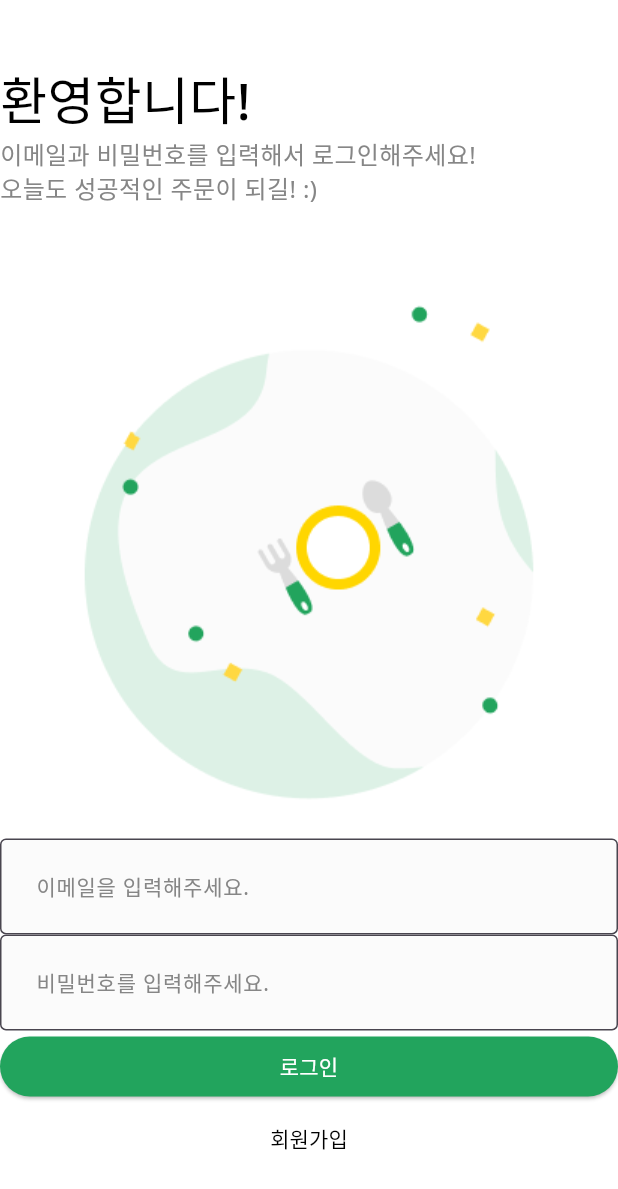
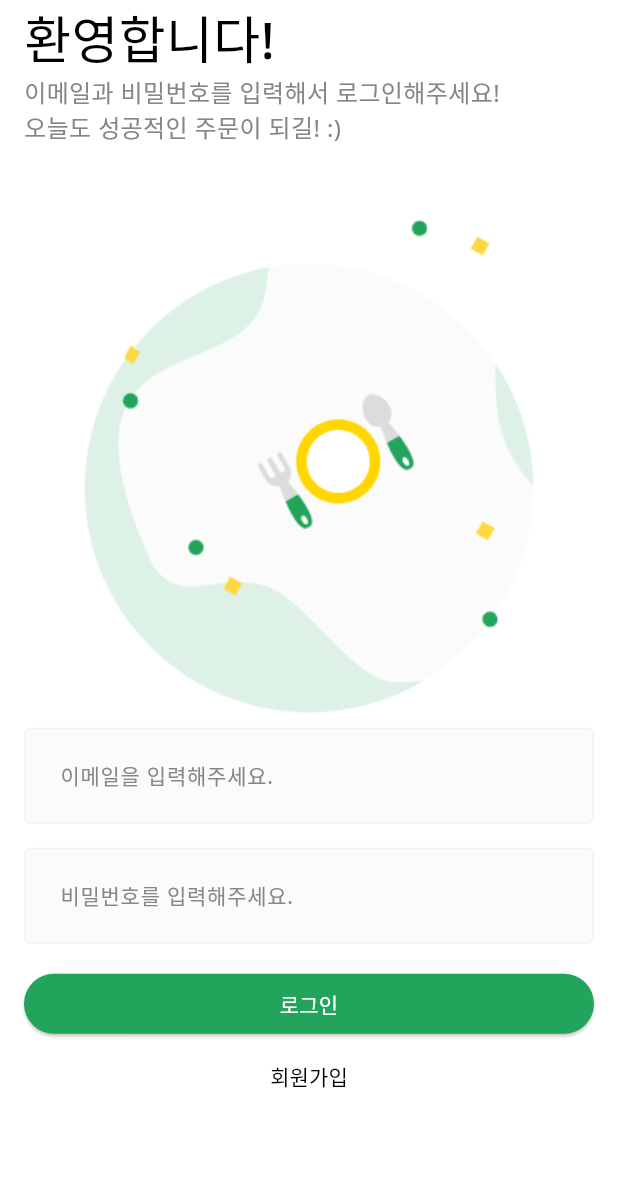
Before and after one commit to bunju20/flutter-study, a Flutter app: the screen it shows after launch, on a phone screen of 412 x 824 dp. Shown: the top 1189 px of the screen. Run offline on Flutter 3.47's test engine with Material 3 defaults, Android fonts, the phone set to English and light mode, and no system bars; our stand-ins replace get.

Commit message:
fix: UI 최종수정

```diff
--- a/9_sectionOne/lib/common/component/custom_text_form_field.dart
+++ b/9_sectionOne/lib/common/component/custom_text_form_field.dart
@@ -40,6 +40,7 @@ class CustomTextFormField extends StatelessWidget {
         fillColor: INPUT_BG_COLOR,
         filled: true,
         border: baseBorder,
+        enabledBorder: baseBorder,
         focusedBorder: baseBorder.copyWith(
           borderSide: baseBorder.borderSide.copyWith(
             color: PRIMARY_COLOR,
--- a/9_sectionOne/lib/user/view/login_screen.dart
+++ b/9_sectionOne/lib/user/view/login_screen.dart
@@ -10,9 +10,13 @@ class LoginScreen extends StatelessWidget {
   @override
   Widget build(BuildContext context) {
     return DefaultLayout(
+        child: SingleChildScrollView(
+          keyboardDismissBehavior: ScrollViewKeyboardDismissBehavior.onDrag,
           child: SafeArea(
                 top: true,
                 bottom: false,
+                child: Padding(
+          padding: const EdgeInsets.symmetric(horizontal: 16.0),
           child: Column(
             crossAxisAlignment: CrossAxisAlignment.stretch,
             mainAxisAlignment: MainAxisAlignment.center,
@@ -27,11 +31,15 @@ class LoginScreen extends StatelessWidget {
                 hintText: '이메일을 입력해주세요.',
                 onChanged: (String value) {},
               ),
+              const SizedBox(height: 16.0,),
+
               CustomTextFormField(
                 hintText: '비밀번호를 입력해주세요.',
                 obscureText: true,
                 onChanged: (String value) {},
               ),
+              const SizedBox(height: 16.0,),
+
               ElevatedButton(
                   onPressed: () {},
                   style: ElevatedButton.styleFrom(primary: PRIMARY_COLOR),
@@ -43,6 +51,8 @@ class LoginScreen extends StatelessWidget {
                 primary: Colors.black,
               ), child: Text('회원가입'))
             ],
+          ),
+                ),
               ),
         ));
   }
```
Lines whose indentation alone changed are shown as unchanged.
